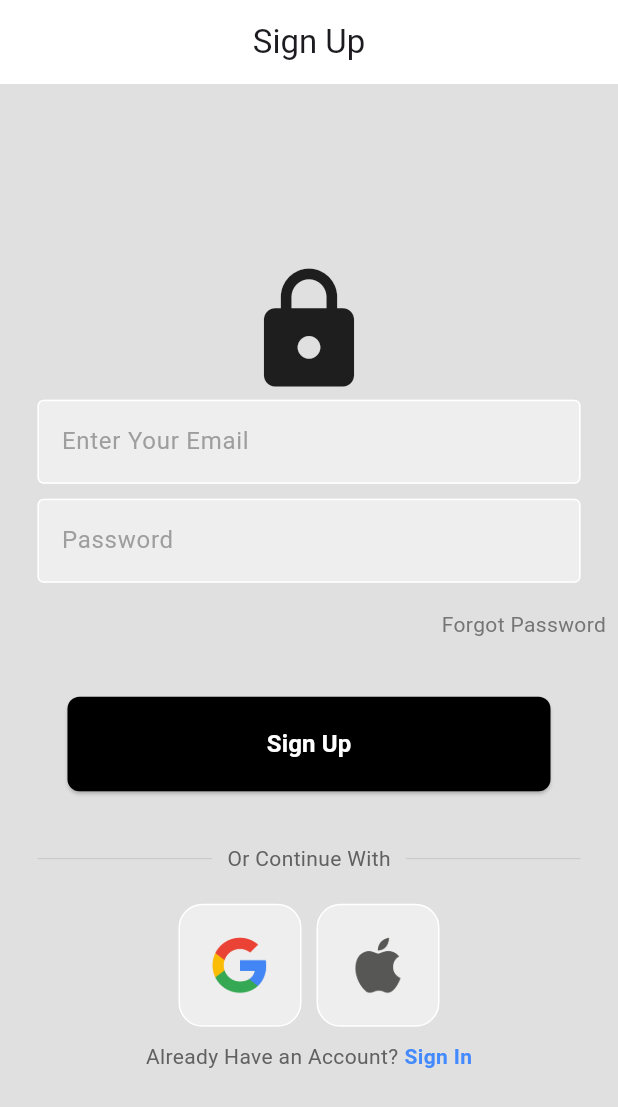
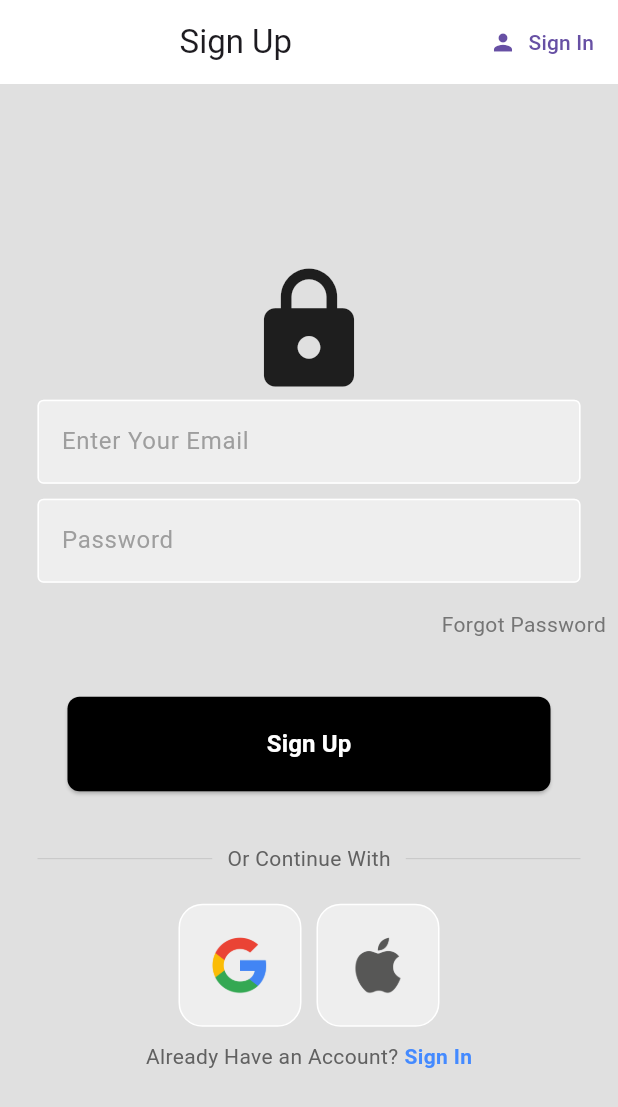
Before and after one commit to Nasiali-Eden/flutter_firebase, a Flutter app: the screen it shows after launch, on a phone screen of 412 x 824 dp. Shown: the top 1107 px of the screen. Run offline on Flutter 3.47's test engine with Material 3 defaults, Android fonts, the phone set to English and light mode, and no system bars; our stand-ins replace firebase_auth, firebase_core; accounts and stored records are empty.

Commit message:
Register button Sign In

```diff
--- a/lib/screens/pages/register_page.dart
+++ b/lib/screens/pages/register_page.dart
@@ -43,7 +43,17 @@ import '../services/auth.dart';
           appBar: AppBar(
             backgroundColor: Colors.white,
             elevation: 0.0,
-            title: const Center(child: Text('Sign Up')),
+            title: const Center(child: Text('Sign Up')
+            ),
+            actions: [
+              TextButton.icon(
+                icon: Icon(Icons.person),
+                label: Text("Sign In"),
+                onPressed: () {
+
+                },
+              ),
+            ],
           ),
           body: Form(
             child: SafeArea(
```
